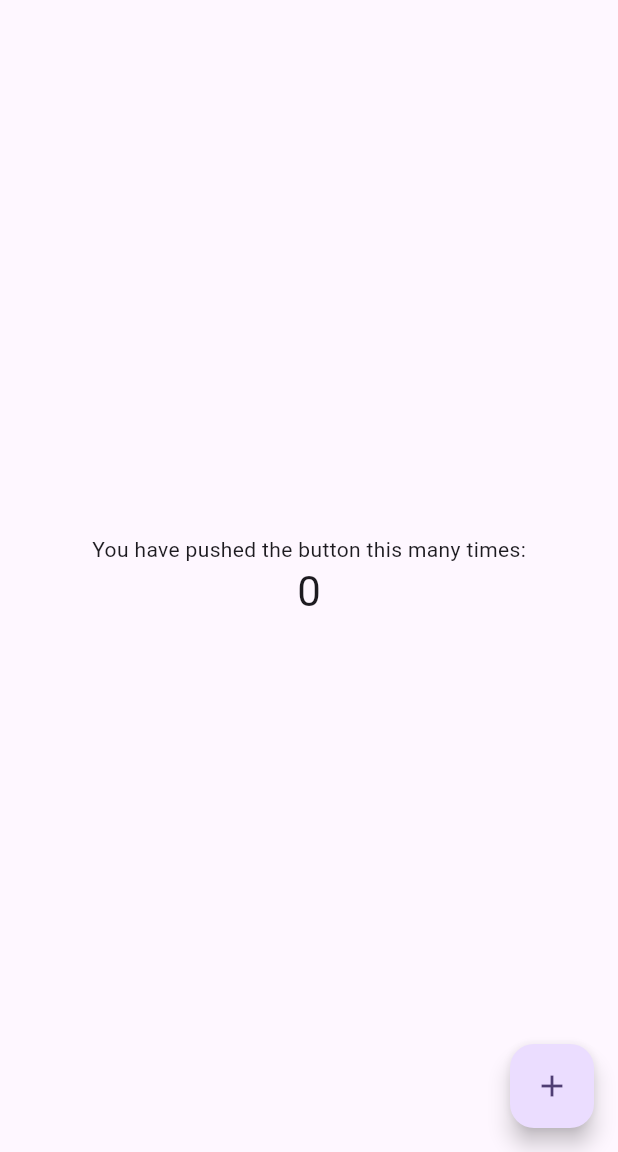
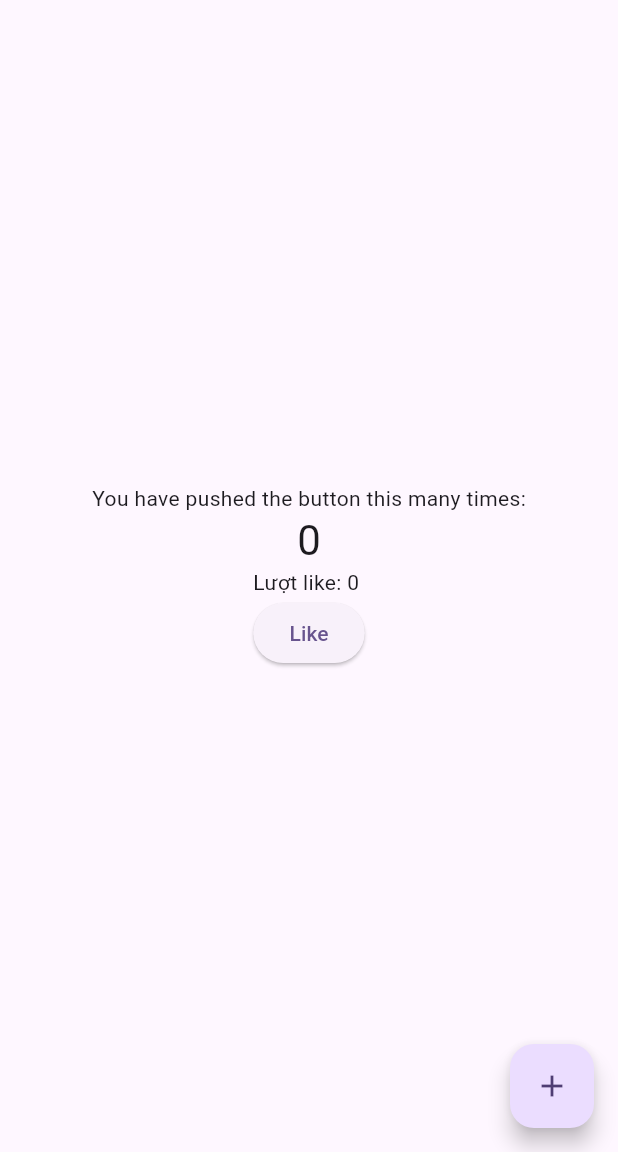
Before and after one commit to Huy25111999/flutter, a Flutter app: the screen it shows after launch, on a phone screen of 412 x 824 dp, the part 84-1236 px from its top. Run offline on Flutter 3.47's test engine with Material 3 defaults, Android fonts, the phone set to English and light mode, and no system bars.

Commit message:
update-ui

```diff
--- a/lib/main.dart
+++ b/lib/main.dart
@@ -56,6 +56,7 @@ class MyHomePage extends StatefulWidget {
 
 class _MyHomePageState extends State<MyHomePage> {
   int _counter = 0;
+  int likeCounter = 0;
 
   void _incrementCounter() {
     setState(() {
@@ -112,6 +113,18 @@ class _MyHomePageState extends State<MyHomePage> {
               '$_counter',
               style: Theme.of(context).textTheme.headlineMedium,
             ),
+            Text("Lượt like: $likeCounter "),
+            ElevatedButton(
+              onPressed: () {
+                setState(() {
+                  ++likeCounter;
+                });
+
+                const snackBar = SnackBar(content: Text("This is a message"));
+                ScaffoldMessenger.of(context).showSnackBar(snackBar);
+              },
+              child: const Text("Like"),
+            )
           ],
         ),
       ),
```
